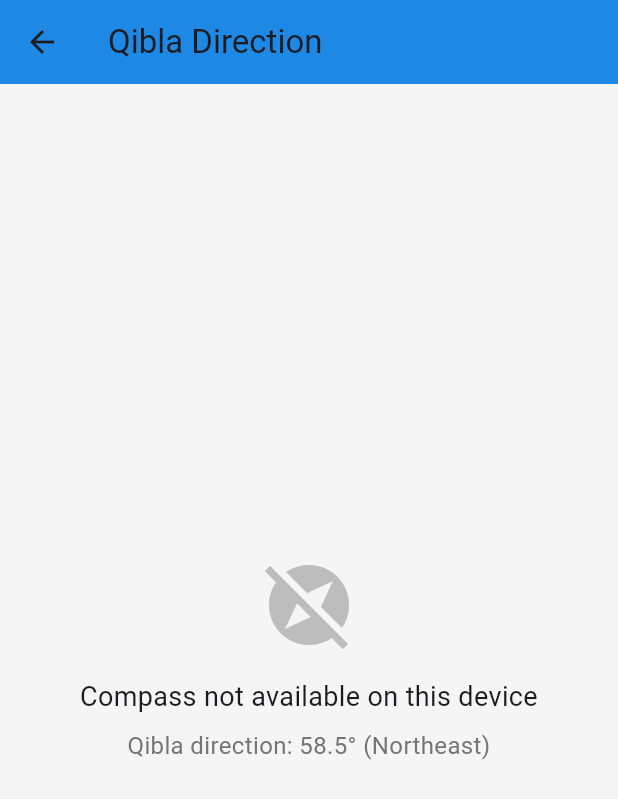
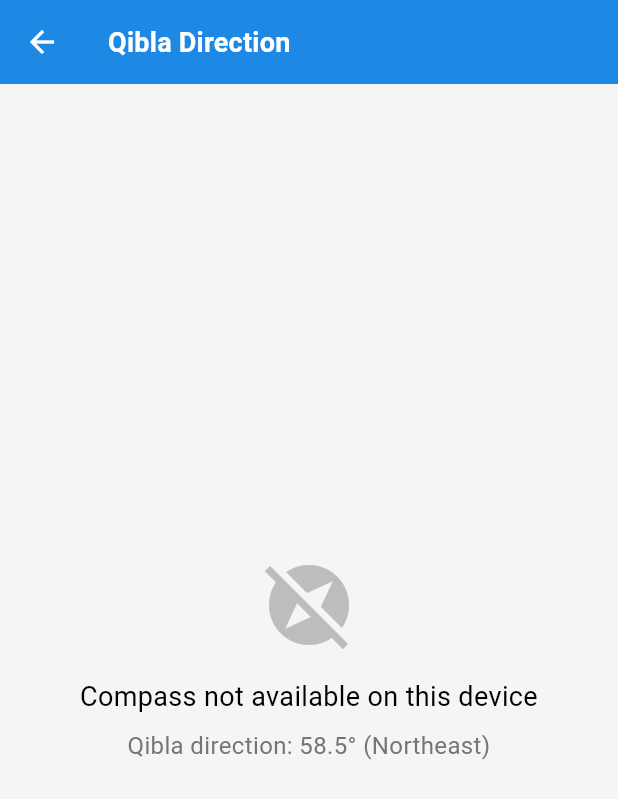
Before and after one commit to RaytheCray/Worldwide-Salah, a Flutter app: the screen it shows after launch, after a tap on the "settings" icon, after a tap on "Qibla Direction", on a phone screen of 412 x 824 dp. Shown: the top 799 px of the screen. Run offline on Flutter 3.47's test engine with Material 3 defaults, Android fonts, the phone set to English and light mode, and no system bars; our stand-ins replace flutter_compass; Roboto replaces fonts that are missing (SF Pro).

Commit message:
Updated qibla_screen

```diff
--- a/lib/main.dart
+++ b/lib/main.dart
@@ -1,5 +1,6 @@
 import 'package:flutter/material.dart';
 import 'screens/home_screen.dart';
+import 'theme/app_theme.dart';
 
 void main() {
   runApp(const WorldwideSalahApp());
@@ -12,11 +13,7 @@ class WorldwideSalahApp extends StatelessWidget {
   Widget build(BuildContext context) {
     return MaterialApp(
       title: 'Worldwide Salah',
-      theme: ThemeData(
-        primarySwatch: Colors.blue,
-        scaffoldBackgroundColor: const Color(0xFFF5F5F5),
-        fontFamily: 'SF Pro',
-      ),
+      theme: AppTheme.lightTheme, // Using centralized theme
       home: const HomeScreen(),
       debugShowCheckedModeBanner: false,
     );
--- a/lib/screens/home_screen.dart
+++ b/lib/screens/home_screen.dart
@@ -16,8 +16,8 @@ class HomeScreen extends StatefulWidget {
 class _HomeScreenState extends State<HomeScreen> {
   int _selectedTab = 0;
   String _location = 'New York, NY';
-  double _latitude = 40.7128;
-  double _longitude = -74.0060;
+  final double _latitude = 40.7128;
+  final double _longitude = -74.0060;
   String _calculationMethod = 'ISNA';
   String _asrMethod = 'Standard';
   Timer? _timer;
--- a/lib/screens/qibla_screen.dart
+++ b/lib/screens/qibla_screen.dart
@@ -22,6 +22,8 @@ class _QiblaScreenState extends State<QiblaScreen> {
   double? _heading;
   double? _qiblaDirection;
   String _directionText = '';
+  Stream<CompassEvent>? _compassStream;
+  bool _isInitialized = false;
 
   @override
   void initState() {
@@ -30,6 +32,16 @@ class _QiblaScreenState extends State<QiblaScreen> {
       widget.userLatitude,
       widget.userLongitude,
     );
+
+    // Delay compass initialization to avoid vsync timing conflicts
+    Future.delayed(const Duration(milliseconds: 300), () {
+      if (mounted) {
+        setState(() {
+          _compassStream = FlutterCompass.events;
+          _isInitialized = true;
+        });
+      }
+    });
   }
 
   /// Calculate the bearing from user's location to Kaaba in Mecca
@@ -108,8 +120,26 @@ class _QiblaScreenState extends State<QiblaScreen> {
           onPressed: () => Navigator.pop(context),
         ),
       ),
-      body: StreamBuilder<CompassEvent>(
-        stream: FlutterCompass.events,
+      body: !_isInitialized
+          ? Center(
+              child: Column(
+                mainAxisAlignment: MainAxisAlignment.center,
+                children: [
+                  CircularProgressIndicator(
+                    valueColor: AlwaysStoppedAnimation<Color>(
+                      Colors.blue.shade600,
+                    ),
+                  ),
+                  const SizedBox(height: 16),
+                  const Text(
+                    'Initializing compass...',
+                    style: TextStyle(fontSize: 16),
+                  ),
+                ],
+              ),
+            )
+          : StreamBuilder<CompassEvent>(
+              stream: _compassStream,
               builder: (context, snapshot) {
                 if (snapshot.hasError) {
                   return Center(
@@ -373,23 +403,23 @@ class _QiblaScreenState extends State<QiblaScreen> {
                               borderRadius: BorderRadius.circular(10),
                               border: Border.all(color: Colors.green),
                             ),
-                      child: Column(
+                            child: const Column(
                               children: [
-                          const Icon(
+                                Icon(
                                   Icons.info_outline,
                                   color: Colors.green,
                                   size: 30,
                                 ),
-                          const SizedBox(height: 10),
-                          const Text(
+                                SizedBox(height: 10),
+                                Text(
                                   'How to use:',
                                   style: TextStyle(
                                     fontSize: 18,
                                     fontWeight: FontWeight.bold,
                                   ),
                                 ),
-                          const SizedBox(height: 10),
-                          const Text(
+                                SizedBox(height: 10),
+                                Text(
                                   '1. Hold your phone flat\n'
                                   '2. Rotate yourself until the green arrow points up\n'
                                   '3. You are now facing Qibla (Mecca)',
--- a/lib/screens/today_tab.dart
+++ b/lib/screens/today_tab.dart
@@ -24,7 +24,7 @@ class TodayTab extends StatelessWidget {
     return CustomScrollView(
       slivers: [
         SliverAppBar(
-          expandedHeight: 220,
+          expandedHeight: 240, // INCREASED from 220 to 240 to accommodate content
           pinned: true,
           flexibleSpace: FlexibleSpaceBar(
             background: Container(
@@ -37,14 +37,16 @@ class TodayTab extends StatelessWidget {
               ),
               child: SafeArea(
                 child: Padding(
-                  padding: const EdgeInsets.all(20),
+                  padding: const EdgeInsets.symmetric(horizontal: 20, vertical: 16), // REDUCED vertical padding
                   child: Column(
                     crossAxisAlignment: CrossAxisAlignment.start,
+                    mainAxisSize: MainAxisSize.min, // ADDED to prevent expansion
                     children: [
                       Row(
                         mainAxisAlignment: MainAxisAlignment.spaceBetween,
                         children: [
-                          Column(
+                          Flexible( // ADDED Flexible to prevent overflow
+                            child: Column(
                               crossAxisAlignment: CrossAxisAlignment.start,
                               children: [
                                 const Text(
@@ -61,16 +63,20 @@ class TodayTab extends StatelessWidget {
                                     const Icon(Icons.location_on,
                                         color: Colors.white70, size: 16),
                                     const SizedBox(width: 4),
-                                  Text(
+                                    Flexible( // ADDED to prevent location text overflow
+                                      child: Text(
                                         location,
                                         style: const TextStyle(
                                           color: Colors.white70,
                                           fontSize: 14,
                                         ),
+                                        overflow: TextOverflow.ellipsis,
+                                      ),
                                     ),
                                   ],
                                 ),
                               ],
+                            ),
                           ),
                           IconButton(
                             icon: const Icon(Icons.settings,
@@ -79,9 +85,9 @@ class TodayTab extends StatelessWidget {
                           ),
                         ],
                       ),
-                      const SizedBox(height: 20),
+                      const SizedBox(height: 16), // REDUCED from 20 to 16
                       Container(
-                        padding: const EdgeInsets.all(16),
+                        padding: const EdgeInsets.symmetric(horizontal: 16, vertical: 12), // REDUCED padding
                         decoration: BoxDecoration(
                           color: Colors.white.withValues(alpha: 0.2),
                           borderRadius: BorderRadius.circular(16),
@@ -92,8 +98,11 @@ class TodayTab extends StatelessWidget {
                         child: Row(
                           mainAxisAlignment: MainAxisAlignment.spaceBetween,
                           children: [
-                            Column(
+                            Flexible(
+                              flex: 1,
+                              child: Column(
                                 crossAxisAlignment: CrossAxisAlignment.start,
+                                mainAxisSize: MainAxisSize.min,
                                 children: [
                                   const Text(
                                     'Next Prayer',
@@ -110,6 +119,7 @@ class TodayTab extends StatelessWidget {
                                       fontSize: 22,
                                       fontWeight: FontWeight.bold,
                                     ),
+                                    overflow: TextOverflow.ellipsis,
                                   ),
                                   Text(
                                     nextPrayer.formattedTime,
@@ -120,8 +130,13 @@ class TodayTab extends StatelessWidget {
                                   ),
                                 ],
                               ),
-                            Column(
+                            ),
+                            const SizedBox(width: 12),
+                            Flexible(
+                              flex: 1,
+                              child: Column(
                                 crossAxisAlignment: CrossAxisAlignment.end,
+                                mainAxisSize: MainAxisSize.min,
                                 children: [
                                   const Text(
                                     'Time Remaining',
@@ -131,7 +146,9 @@ class TodayTab extends StatelessWidget {
                                     ),
                                   ),
                                   const SizedBox(height: 4),
-                                Text(
+                                  FittedBox(
+                                    fit: BoxFit.scaleDown,
+                                    child: Text(
                                       PrayerCalculator.getTimeUntilNextPrayer(),
                                       style: const TextStyle(
                                         color: Colors.white,
@@ -140,7 +157,9 @@ class TodayTab extends StatelessWidget {
                                         fontFamily: 'monospace',
                                       ),
                                     ),
+                                  ),
                                 ],
+                              ),
                             ),
                           ],
                         ),
@@ -154,7 +173,7 @@ class TodayTab extends StatelessWidget {
         ),
         SliverToBoxAdapter(
           child: Padding(
-            padding: const EdgeInsets.all(16),
+            padding: const EdgeInsets.fromLTRB(16, 12, 16, 16),
             child: Column(
               children: [
                 // Qibla Button
--- /dev/null
+++ b/lib/theme/app_theme.dart
@@ -0,0 +1,174 @@
+import 'package:flutter/material.dart';
+
+// Centralized Theme Configuration for Worldwide Salah
+class AppTheme {
+  // Color Palette
+  static const Color primaryBlue = Color(0xFF2196F3); // Material Blue
+  static const Color darkBlue = Color(0xFF1976D2);
+  static const Color lightBlue = Color(0xFF64B5F6);
+  static const Color backgroundColor = Color(0xFFF5F5F5);
+  static const Color cardColor = Color(0xFFFFFFFF);
+  static const Color textPrimary = Color(0xFF000000);
+  static const Color textSecondary = Color(0xFF757575);
+  static const Color successGreen = Color(0xFF4CAF50);
+  static const Color warningOrange = Color(0xFFFF9800);
+  static const Color purple = Color(0xFF9C27B0);
+  static const Color pink = Color(0xFFE91E63);
+
+  // Typography - Using system default or Roboto (no download needed)
+  // Change to 'SF Pro' if you add SF Pro fonts to your project
+  static const String fontFamily = 'Roboto'; // Or leave as null to use system default
+
+  static const TextStyle headingLarge = TextStyle(
+    fontFamily: fontFamily,
+    fontSize: 28,
+    fontWeight: FontWeight.w600,
+    letterSpacing: 0.15,
+    color: textPrimary,
+  );
+
+  static const TextStyle headingMedium = TextStyle(
+    fontFamily: fontFamily,
+    fontSize: 24,
+    fontWeight: FontWeight.w600,
+    letterSpacing: 0.15,
+    color: textPrimary,
+  );
+
+  static const TextStyle headingSmall = TextStyle(
+    fontFamily: fontFamily,
+    fontSize: 20,
+    fontWeight: FontWeight.w600,
+    letterSpacing: 0.15,
+    color: textPrimary,
+  );
+
+  static const TextStyle titleLarge = TextStyle(
+    fontFamily: fontFamily,
+    fontSize: 18,
+    fontWeight: FontWeight.w600,
+    letterSpacing: 0.15,
+    color: textPrimary,
+  );
+
+  static const TextStyle bodyLarge = TextStyle(
+    fontFamily: fontFamily,
+    fontSize: 16,
+    fontWeight: FontWeight.w400,
+    letterSpacing: 0.15,
+    color: textPrimary,
+  );
+
+  static const TextStyle bodyMedium = TextStyle(
+    fontFamily: fontFamily,
+    fontSize: 14,
+    fontWeight: FontWeight.w400,
+    letterSpacing: 0.25,
+    color: textPrimary,
+  );
+
+  static const TextStyle bodySmall = TextStyle(
+    fontFamily: fontFamily,
+    fontSize: 12,
+    fontWeight: FontWeight.w400,
+    letterSpacing: 0.4,
+    color: textSecondary,
+  );
+
+  static const TextStyle buttonText = TextStyle(
+    fontFamily: fontFamily,
+    fontSize: 16,
+    fontWeight: FontWeight.w600,
+    letterSpacing: 0.5,
+  );
+
+  static const TextStyle caption = TextStyle(
+    fontFamily: fontFamily,
+    fontSize: 12,
+    fontWeight: FontWeight.w400,
+    letterSpacing: 0.4,
+    color: textSecondary,
+  );
+
+  // Material Theme
+  static ThemeData get lightTheme {
+    return ThemeData(
+      useMaterial3: true,
+      fontFamily: fontFamily,
+      primaryColor: primaryBlue,
+      scaffoldBackgroundColor: backgroundColor,
+      colorScheme: const ColorScheme.light(
+        primary: primaryBlue,
+        secondary: lightBlue,
+        surface: cardColor,
+        error: Colors.red,
+        onPrimary: Colors.white,
+        onSecondary: Colors.white,
+        onSurface: textPrimary,
+      ),
+
+      // AppBar Theme
+      appBarTheme: AppBarTheme(
+        backgroundColor: primaryBlue,
+        foregroundColor: Colors.white,
+        elevation: 0,
+        centerTitle: false,
+        titleTextStyle: titleLarge.copyWith(color: Colors.white),
+      ),
+
+      // Text Theme
+      textTheme: const TextTheme(
+        displayLarge: headingLarge,
+        displayMedium: headingMedium,
+        displaySmall: headingSmall,
+        headlineMedium: titleLarge,
+        bodyLarge: bodyLarge,
+        bodyMedium: bodyMedium,
+        bodySmall: bodySmall,
+        labelLarge: buttonText,
+        titleMedium: titleLarge,
+      ),
+
+      // Elevated Button Theme
+      elevatedButtonTheme: ElevatedButtonThemeData(
+        style: ElevatedButton.styleFrom(
+          backgroundColor: primaryBlue,
+          foregroundColor: Colors.white,
+          textStyle: buttonText,
+          padding: const EdgeInsets.symmetric(horizontal: 24, vertical: 14),
+          shape: RoundedRectangleBorder(
+            borderRadius: BorderRadius.circular(12),
+          ),
+          elevation: 2,
+        ),
+      ),
+
+      // Text Button Theme
+      textButtonTheme: TextButtonThemeData(
+        style: TextButton.styleFrom(
+          foregroundColor: primaryBlue,
+          textStyle: buttonText,
+        ),
+      ),
+
+      // Input Decoration Theme
+      inputDecorationTheme: InputDecorationTheme(
+        filled: true,
+        fillColor: Colors.grey.shade100,
+        border: OutlineInputBorder(
+          borderRadius: BorderRadius.circular(12),
+          borderSide: BorderSide.none,
+        ),
+        contentPadding: const EdgeInsets.symmetric(
+          horizontal: 16,
+          vertical: 14,
+        ),
+      ),
+
+      // Icon Theme
+      iconTheme: const IconThemeData(
+        color: primaryBlue,
+      ),
+    );
+  }
+}
```
Also changed, not shown: pubspec.yaml (+12 -0 lines), 4 other files. Lines whose indentation alone changed are shown as unchanged.
